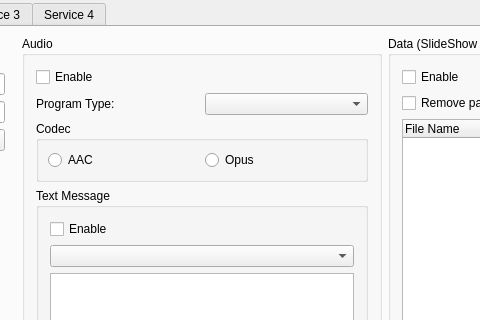
Drm-tools/dream, file src/GUI-QT/TransmDlgbase.ui: the form before one commit; both pictures show x 199 to 679 and y 336 to 656 of the 967 by 803 pixel window.
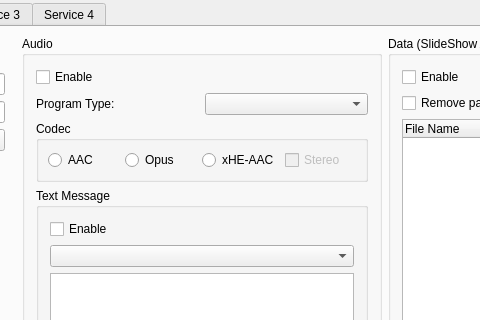
The form after the commit. Icons and pictures are not drawn. Custom widgets are drawn as their Qt base class.

What changed in the file:
```diff
--- a/src/GUI-QT/TransmDlgbase.ui
+++ b/src/GUI-QT/TransmDlgbase.ui
@@ -1290,6 +1290,26 @@
                 </attribute>
                </widget>
               </item>
+              <item>
+               <widget class="QRadioButton" name="RadioButtonXHEAAC">
+                <property name="text">
+                 <string>xHE-AAC</string>
+                </property>
+                <attribute name="buttonGroup">
+                 <string notr="true">ButtonGroupCodec</string>
+                </attribute>
+               </widget>
+              </item>
+              <item>
+               <widget class="QCheckBox" name="CheckBoxXHEStereo">
+                <property name="enabled">
+                 <bool>false</bool>
+                </property>
+                <property name="text">
+                 <string>Stereo</string>
+                </property>
+               </widget>
+              </item>
               <item>
                <spacer name="horizontalSpacer_2">
                 <property name="orientation">
```
